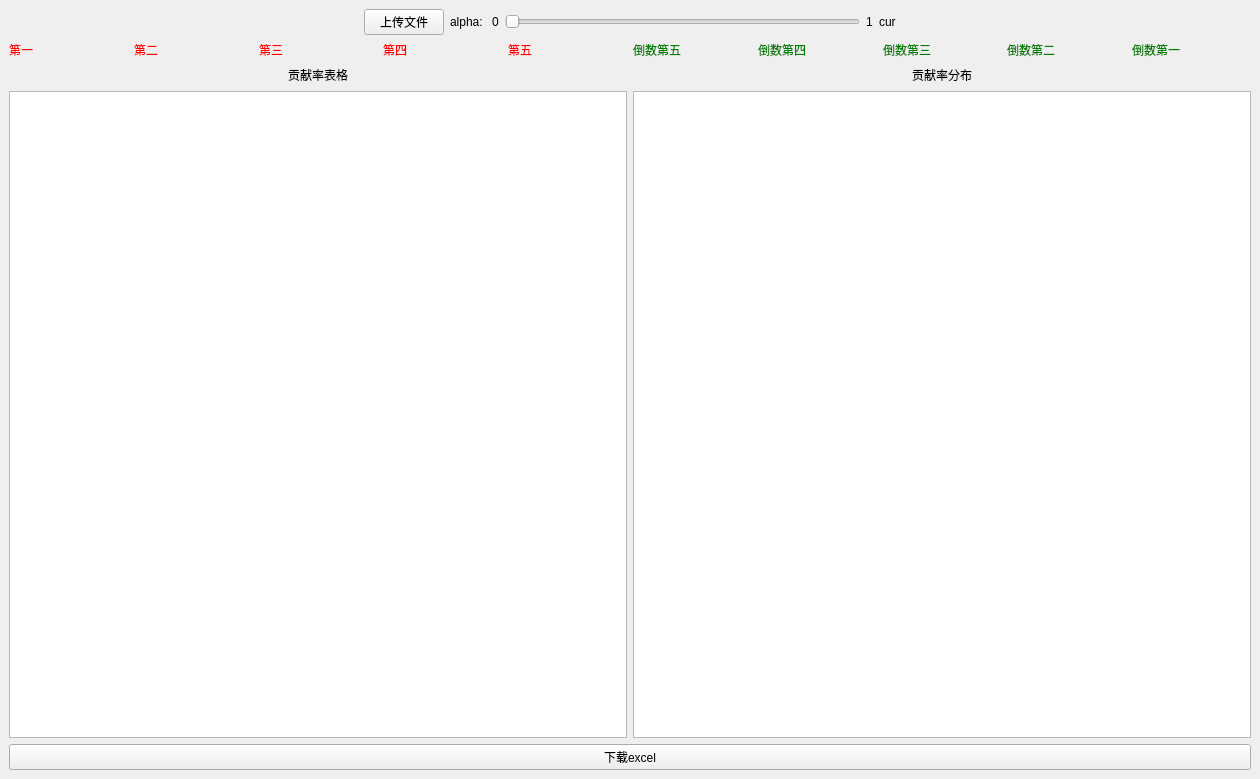
First picture: the form in lwx_project/client/ui/contribution.ui, repository Cookie-HOO/lwx_project, before the edit.
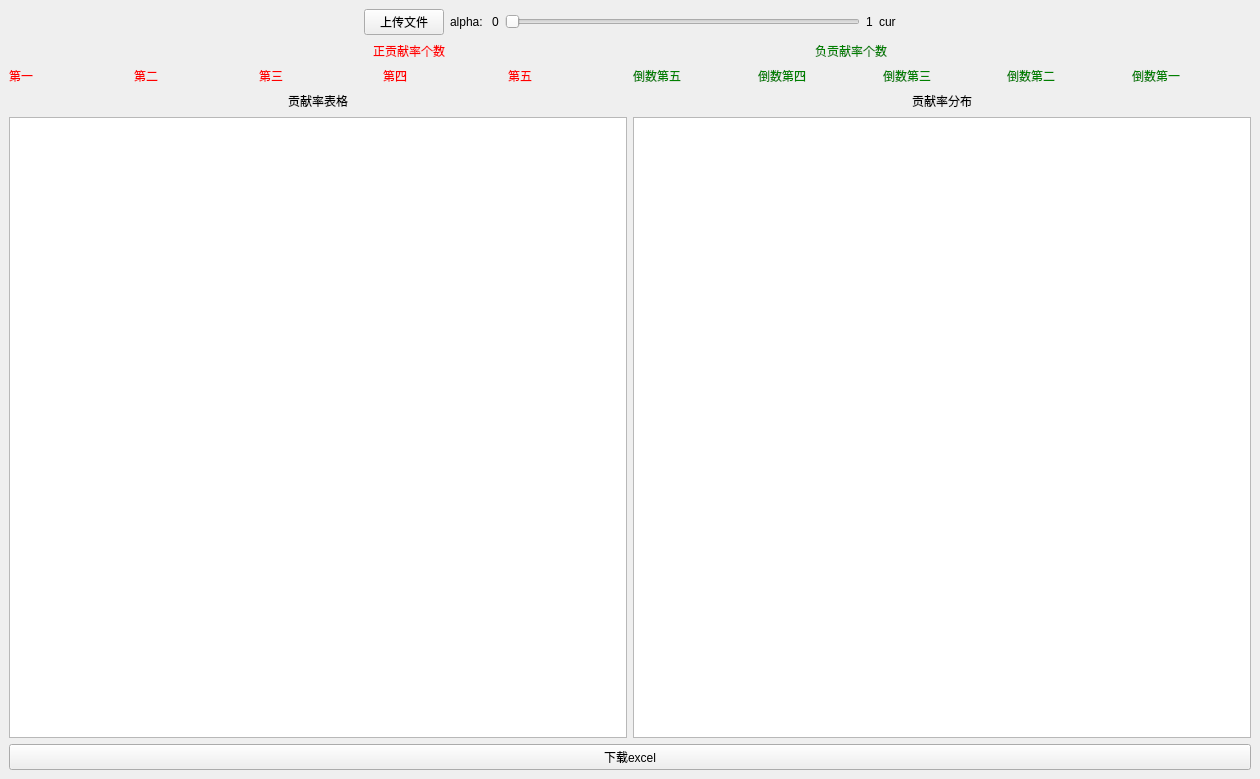
Second picture: the form after the edit.

What changed in the file:
```diff
--- a/lwx_project/client/ui/contribution.ui
+++ b/lwx_project/client/ui/contribution.ui
@@ -96,6 +96,69 @@
       </item>
      </layout>
     </item>
+    <item>
+     <layout class="QHBoxLayout" name="horizontalLayout_4">
+      <item>
+       <spacer name="horizontalSpacer_7">
+        <property name="orientation">
+         <enum>Qt::Horizontal</enum>
+        </property>
+        <property name="sizeHint" stdset="0">
+         <size>
+          <width>40</width>
+          <height>20</height>
+         </size>
+        </property>
+       </spacer>
+      </item>
+      <item>
+       <widget class="QLabel" name="positive_num_value">
+        <property name="styleSheet">
+         <string notr="true">color: red</string>
+        </property>
+        <property name="text">
+         <string>正贡献率个数</string>
+        </property>
+       </widget>
+      </item>
+      <item>
+       <spacer name="horizontalSpacer_8">
+        <property name="orientation">
+         <enum>Qt::Horizontal</enum>
+        </property>
+        <property name="sizeHint" stdset="0">
+         <size>
+          <width>40</width>
+          <height>20</height>
+         </size>
+        </property>
+       </spacer>
+      </item>
+      <item>
+       <widget class="QLabel" name="negative_num_value">
+        <property name="styleSheet">
+         <string notr="true">color: green</string>
+        </property>
+        <property name="text">
+         <string>负贡献率个数</string>
+        </property>
+       </widget>
+      </item>
+      <item>
+       <spacer name="horizontalSpacer_9">
+        <property name="orientation">
+         <enum>Qt::Horizontal</enum>
+        </property>
+        <property name="sizeHint" stdset="0">
+         <size>
+          <width>40</width>
+          <height>20</height>
+         </size>
+        </property>
+       </spacer>
+      </item>
+     </layout>
+    </item>
     <item>
      <layout class="QHBoxLayout" name="horizontalLayout_2">
       <item>
```
